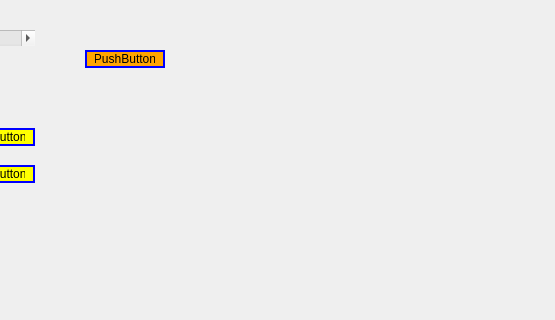
Before: the Qt Designer form mainwindow.ui in Santiago-F1/Fall-2022-First-Qt-Project, drawn with Qt 5; both pictures show x 245 to 800 and y 0 to 320 of the 800 by 600 pixel window.
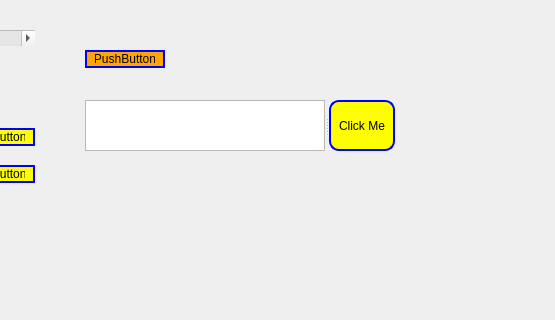
After: the same form once the commit is applied.

Commit message: Push Button change Text

```diff
--- a/mainwindow.ui
+++ b/mainwindow.ui
@@ -145,6 +145,25 @@
      </layout>
     </widget>
    </widget>
+   <widget class="QSplitter" name="splitter_2">
+    <property name="geometry">
+     <rect>
+      <x>330</x>
+      <y>100</y>
+      <width>310</width>
+      <height>51</height>
+     </rect>
+    </property>
+    <property name="orientation">
+     <enum>Qt::Horizontal</enum>
+    </property>
+    <widget class="QTextEdit" name="textEdit"/>
+    <widget class="QPushButton" name="ClickMe">
+     <property name="text">
+      <string>Click Me</string>
+     </property>
+    </widget>
+   </widget>
   </widget>
   <widget class="QMenuBar" name="menubar">
    <property name="geometry">
```
The commit also changes 2 other files.
